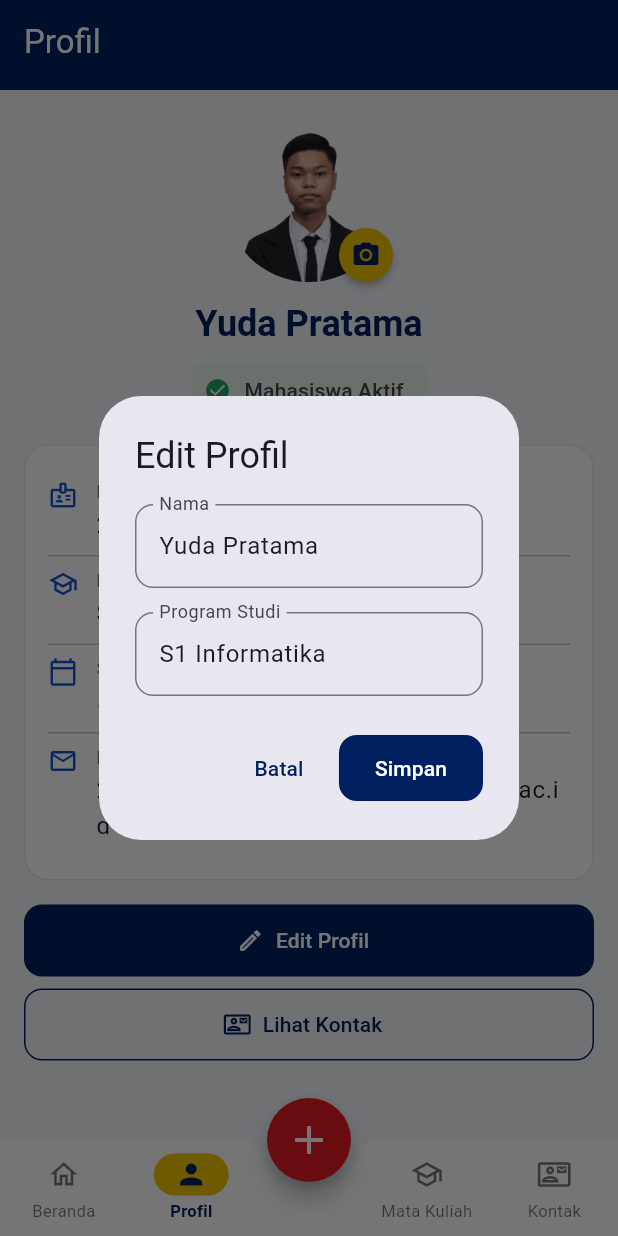
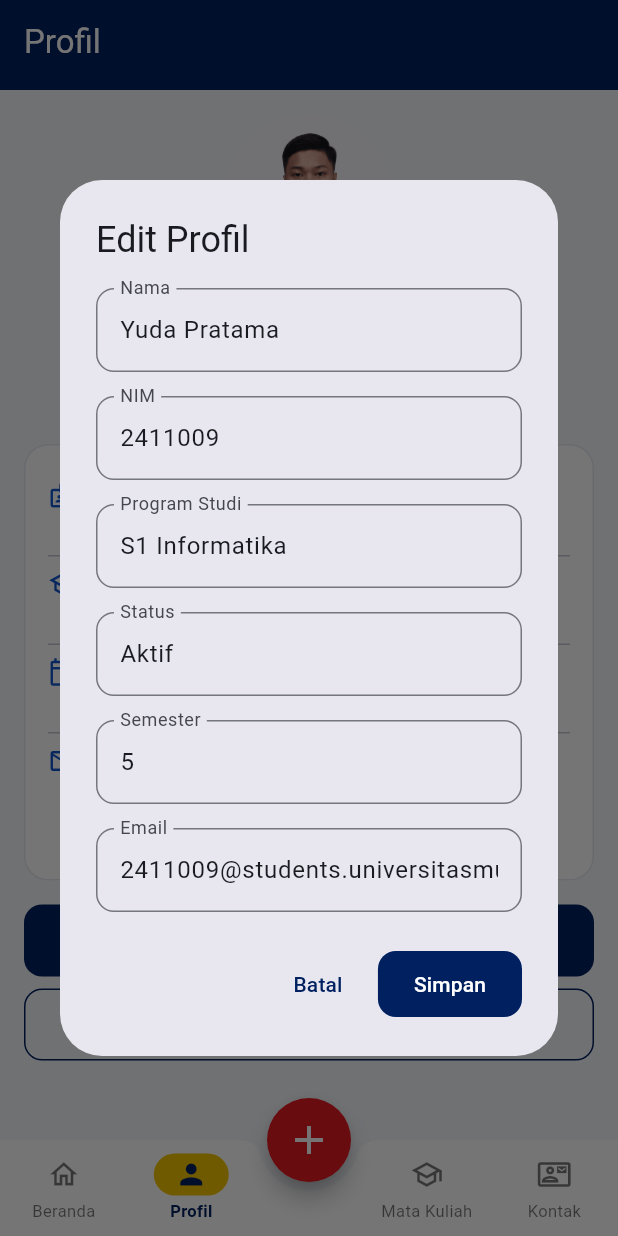
Before and after one commit to 2411009-yuda/studylog-v2, a Flutter app: the screen it shows after launch, item 2 of the bottom bar chosen, after a tap on "Edit Profil", on a phone screen of 412 x 824 dp. Run offline on Flutter 3.47's test engine with Material 3 defaults, Android fonts, the phone set to English and light mode, and no system bars; our stand-ins replace image_picker, share_plus, sqflite; accounts and stored records are empty; network calls fail.

Commit message:
M1: Edit Profile + Tentang Aplikasi

```diff
--- a/lib/models/student.dart
+++ b/lib/models/student.dart
@@ -20,14 +20,21 @@ class Student {
   final String portfolioUrl;
   final String githubUrl;
 
-  Student copyWith({String? nama, String? programStudi}) {
+  Student copyWith({
+    String? nama,
+    String? nim,
+    String? programStudi,
+    String? status,
+    int? semester,
+    String? email,
+  }) {
     return Student(
       nama: nama ?? this.nama,
-      nim: nim,
+      nim: nim ?? this.nim,
       programStudi: programStudi ?? this.programStudi,
-      status: status,
-      semester: semester,
-      email: email,
+      status: status ?? this.status,
+      semester: semester ?? this.semester,
+      email: email ?? this.email,
       portfolioUrl: portfolioUrl,
       githubUrl: githubUrl,
     );
--- a/lib/screens/edit_profile_dialog.dart
+++ b/lib/screens/edit_profile_dialog.dart
@@ -1,18 +1,14 @@
 import 'package:flutter/material.dart';
 import 'package:provider/provider.dart';
 
+import '../models/student.dart';
 import '../viewmodels/profile_viewmodel.dart';
 
-/// Dialog edit nama & program studi. Mengembalikan [nama, prodi] jika disimpan.
+/// Dialog edit seluruh data profil. Mengembalikan [Student] baru jika disimpan.
 class EditProfileDialog extends StatefulWidget {
-  const EditProfileDialog({
-    super.key,
-    required this.initialNama,
-    required this.initialProdi,
-  });
+  const EditProfileDialog({super.key, required this.initial});
 
-  final String initialNama;
-  final String initialProdi;
+  final Student initial;
 
   @override
   State<EditProfileDialog> createState() => _EditProfileDialogState();
@@ -21,28 +17,47 @@ class EditProfileDialog extends StatefulWidget {
 class _EditProfileDialogState extends State<EditProfileDialog> {
   final _formKey = GlobalKey<FormState>();
   late final TextEditingController _namaCtrl;
+  late final TextEditingController _nimCtrl;
   late final TextEditingController _prodiCtrl;
+  late final TextEditingController _statusCtrl;
+  late final TextEditingController _semesterCtrl;
+  late final TextEditingController _emailCtrl;
 
   @override
   void initState() {
     super.initState();
-    _namaCtrl = TextEditingController(text: widget.initialNama);
-    _prodiCtrl = TextEditingController(text: widget.initialProdi);
+    final s = widget.initial;
+    _namaCtrl = TextEditingController(text: s.nama);
+    _nimCtrl = TextEditingController(text: s.nim);
+    _prodiCtrl = TextEditingController(text: s.programStudi);
+    _statusCtrl = TextEditingController(text: s.status);
+    _semesterCtrl = TextEditingController(text: '${s.semester}');
+    _emailCtrl = TextEditingController(text: s.email);
   }
 
   @override
   void dispose() {
     _namaCtrl.dispose();
+    _nimCtrl.dispose();
     _prodiCtrl.dispose();
+    _statusCtrl.dispose();
+    _semesterCtrl.dispose();
+    _emailCtrl.dispose();
     super.dispose();
   }
 
   void _submit() {
     if (!_formKey.currentState!.validate()) return;
-    Navigator.of(context).pop(<String>[
-      _namaCtrl.text.trim(),
-      _prodiCtrl.text.trim(),
-    ]);
+    Navigator.of(context).pop(
+      widget.initial.copyWith(
+        nama: _namaCtrl.text.trim(),
+        nim: _nimCtrl.text.trim(),
+        programStudi: _prodiCtrl.text.trim(),
+        status: _statusCtrl.text.trim(),
+        semester: int.parse(_semesterCtrl.text.trim()),
+        email: _emailCtrl.text.trim(),
+      ),
+    );
   }
 
   @override
@@ -50,7 +65,32 @@ class _EditProfileDialogState extends State<EditProfileDialog> {
     final vm = context.read<ProfileViewModel>();
     // Tombol Simpan aktif hanya saat semua input valid.
     final isValid = vm.validateNama(_namaCtrl.text) == null &&
-        vm.validateProdi(_prodiCtrl.text) == null;
+        vm.validateNim(_nimCtrl.text) == null &&
+        vm.validateProdi(_prodiCtrl.text) == null &&
+        vm.validateStatus(_statusCtrl.text) == null &&
+        vm.validateSemester(_semesterCtrl.text) == null &&
+        vm.validateEmail(_emailCtrl.text) == null;
+
+    Widget field({
+      required TextEditingController controller,
+      required String label,
+      required String? Function(String?) validator,
+      TextInputType? keyboardType,
+      bool last = false,
+    }) {
+      return Padding(
+        padding: EdgeInsets.only(bottom: last ? 0 : 16),
+        child: TextFormField(
+          controller: controller,
+          decoration: InputDecoration(labelText: label),
+          keyboardType: keyboardType,
+          textInputAction: last ? TextInputAction.done : TextInputAction.next,
+          validator: validator,
+          onChanged: (_) => setState(() {}),
+          onFieldSubmitted: last ? (_) => isValid ? _submit() : null : null,
+        ),
+      );
+    }
 
     return AlertDialog(
       title: const Text('Edit Profil'),
@@ -61,22 +101,33 @@ class _EditProfileDialogState extends State<EditProfileDialog> {
           child: Column(
             mainAxisSize: MainAxisSize.min,
             children: [
-              TextFormField(
-                controller: _namaCtrl,
-                decoration: const InputDecoration(labelText: 'Nama'),
-                textInputAction: TextInputAction.next,
-                validator: vm.validateNama,
-                onChanged: (_) => setState(() {}),
-              ),
-              const SizedBox(height: 16),
-              TextFormField(
-                controller: _prodiCtrl,
-                decoration: const InputDecoration(labelText: 'Program Studi'),
-                textInputAction: TextInputAction.done,
-                validator: vm.validateProdi,
-                onChanged: (_) => setState(() {}),
-                onFieldSubmitted: (_) => isValid ? _submit() : null,
-              ),
+              field(
+                  controller: _namaCtrl,
+                  label: 'Nama',
+                  validator: vm.validateNama),
+              field(
+                  controller: _nimCtrl,
+                  label: 'NIM',
+                  validator: vm.validateNim),
+              field(
+                  controller: _prodiCtrl,
+                  label: 'Program Studi',
+                  validator: vm.validateProdi),
+              field(
+                  controller: _statusCtrl,
+                  label: 'Status',
+                  validator: vm.validateStatus),
+              field(
+                  controller: _semesterCtrl,
+                  label: 'Semester',
+                  validator: vm.validateSemester,
+                  keyboardType: TextInputType.number),
+              field(
+                  controller: _emailCtrl,
+                  label: 'Email',
+                  validator: vm.validateEmail,
+                  keyboardType: TextInputType.emailAddress,
+                  last: true),
             ],
           ),
         ),
--- a/lib/screens/profile_screen.dart
+++ b/lib/screens/profile_screen.dart
@@ -4,6 +4,7 @@ import 'package:provider/provider.dart';
 
 import '../app/routes.dart';
 import '../app/theme.dart';
+import '../models/student.dart';
 import '../viewmodels/profile_viewmodel.dart';
 import '../widgets/profile_avatar.dart';
 import '../widgets/um_widgets.dart';
@@ -116,16 +117,20 @@ class ProfileScreen extends StatelessWidget {
     final vm = context.read<ProfileViewModel>();
     final messenger = ScaffoldMessenger.of(context);
 
-    final result = await showDialog<List<String>>(
+    final result = await showDialog<Student>(
       context: context,
-      builder: (_) => EditProfileDialog(
-        initialNama: vm.student.nama,
-        initialProdi: vm.student.programStudi,
-      ),
+      builder: (_) => EditProfileDialog(initial: vm.student),
     );
     if (result == null) return; // dibatalkan
 
-    vm.updateProfile(nama: result[0], programStudi: result[1]);
+    vm.updateProfile(
+      nama: result.nama,
+      nim: result.nim,
+      programStudi: result.programStudi,
+      status: result.status,
+      semester: result.semester,
+      email: result.email,
+    );
     messenger.showSnackBar(
       const SnackBar(content: Text('Profil berhasil disimpan')),
     );
--- a/lib/viewmodels/profile_viewmodel.dart
+++ b/lib/viewmodels/profile_viewmodel.dart
@@ -36,10 +36,21 @@ class ProfileViewModel extends ChangeNotifier {
 
   // ---- Event dari UI ----
 
-  void updateProfile({required String nama, required String programStudi}) {
+  void updateProfile({
+    required String nama,
+    required String nim,
+    required String programStudi,
+    required String status,
+    required int semester,
+    required String email,
+  }) {
     _student = _student.copyWith(
       nama: nama.trim(),
+      nim: nim.trim(),
       programStudi: programStudi.trim(),
+      status: status.trim(),
+      semester: semester,
+      email: email.trim(),
     );
     notifyListeners();
   }
@@ -74,9 +85,36 @@ class ProfileViewModel extends ChangeNotifier {
     return null;
   }
 
+  String? validateNim(String? value) {
+    final text = (value ?? '').trim();
+    if (text.isEmpty) return 'NIM wajib diisi';
+    return null;
+  }
+
   String? validateProdi(String? value) {
     final text = (value ?? '').trim();
     if (text.isEmpty) return 'Program studi wajib diisi';
     return null;
   }
+
+  String? validateStatus(String? value) {
+    final text = (value ?? '').trim();
+    if (text.isEmpty) return 'Status wajib diisi';
+    return null;
+  }
+
+  String? validateSemester(String? value) {
+    final text = (value ?? '').trim();
+    if (text.isEmpty) return 'Semester wajib diisi';
+    final angka = int.tryParse(text);
+    if (angka == null || angka < 1) return 'Semester harus berupa angka (minimal 1)';
+    return null;
+  }
+
+  String? validateEmail(String? value) {
+    final text = (value ?? '').trim();
+    if (text.isEmpty) return 'Email wajib diisi';
+    if (!text.contains('@')) return "Email harus mengandung '@'";
+    return null;
+  }
 }
```
Also changed, not shown: lib/screens/tentang_screen.dart (+0 -35 lines), 3 other files.
